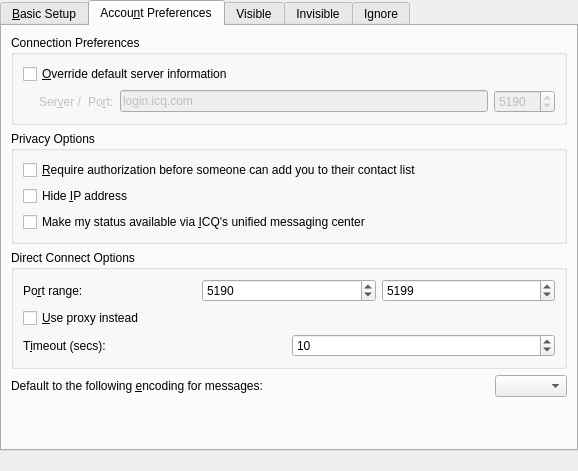
Old version of the form protocols/oscar/icq/ui/icqeditaccountui.ui in the repository KDE/kopete.
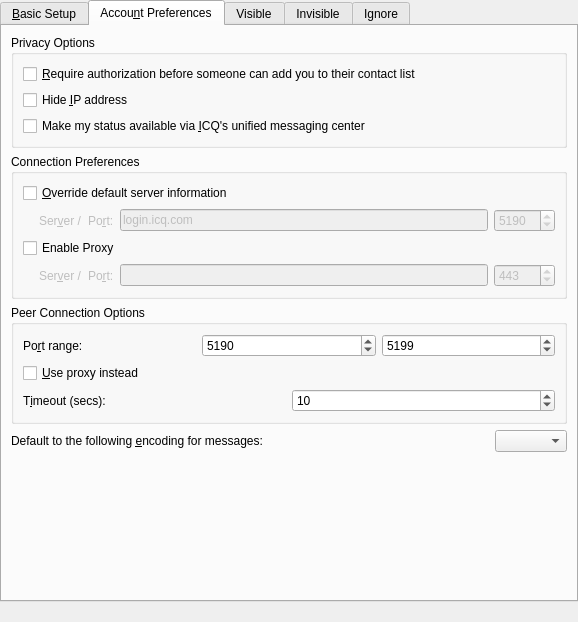
New version of the form. The open tabs and pages were chosen to show the change. Custom widgets are drawn as their Qt base class.

Commit message:
add UI for proxy parameters configuration to ICQ account preferences dialog.
it will be more obvious to users as to where to configure proxy settings for ICQ.
and it is done the way WLM protocol plugin does.

future plans include:
-proxy requiring authentication
-SOCKS5
-system-wide proxy/account-wide proxy selection

Patch:
```diff
--- a/protocols/oscar/icq/ui/icqeditaccountui.ui
+++ b/protocols/oscar/icq/ui/icqeditaccountui.ui
@@ -1,12 +1,12 @@
 <ui version="4.0" >
  <class>ICQEditAccountUI</class>
- <widget class="QWidget" name="ICQEditAccountUI" >
-  <property name="geometry" >
+ <widget class="QWidget" name="ICQEditAccountUI">
+  <property name="geometry">
    <rect>
     <x>0</x>
     <y>0</y>
     <width>578</width>
-    <height>471</height>
+    <height>622</height>
    </rect>
   </property>
   <property name="windowTitle" >
@@ -16,16 +16,7 @@
    <property name="spacing" >
     <number>6</number>
    </property>
-   <property name="leftMargin" >
-    <number>0</number>
-   </property>
-   <property name="topMargin" >
-    <number>0</number>
-   </property>
-   <property name="rightMargin" >
-    <number>0</number>
-   </property>
-   <property name="bottomMargin" >
+   <property name="margin">
     <number>0</number>
    </property>
    <item>
@@ -277,181 +268,21 @@
        <property name="leftMargin" >
         <number>9</number>
        </property>
-       <property name="topMargin" >
-        <number>9</number>
-       </property>
-       <property name="rightMargin" >
-        <number>9</number>
-       </property>
-       <property name="bottomMargin" >
-        <number>9</number>
-       </property>
        <item>
-        <widget class="QGroupBox" name="groupBox_3" >
-         <property name="title" >
-          <string>Connection Preferences</string>
-         </property>
-         <layout class="QVBoxLayout" >
-          <property name="spacing" >
-           <number>6</number>
-          </property>
-          <property name="leftMargin" >
-           <number>9</number>
-          </property>
-          <property name="topMargin" >
-           <number>9</number>
-          </property>
-          <property name="rightMargin" >
-           <number>9</number>
-          </property>
-          <property name="bottomMargin" >
-           <number>9</number>
-          </property>
-          <item>
-           <widget class="QCheckBox" name="optionOverrideServer" >
-            <property name="text" >
-             <string>&amp;Override default server information</string>
-            </property>
-           </widget>
-          </item>
-          <item>
-           <layout class="QHBoxLayout" >
-            <property name="spacing" >
-             <number>6</number>
-            </property>
-            <property name="leftMargin" >
-             <number>0</number>
-            </property>
-            <property name="topMargin" >
-             <number>0</number>
-            </property>
-            <property name="rightMargin" >
-             <number>0</number>
-            </property>
-            <property name="bottomMargin" >
-             <number>0</number>
-            </property>
-            <item>
-             <spacer>
-              <property name="orientation" >
-               <enum>Qt::Horizontal</enum>
-              </property>
-              <property name="sizeType" >
-               <enum>QSizePolicy::Fixed</enum>
-              </property>
-              <property name="sizeHint" >
-               <size>
-                <width>16</width>
-                <height>20</height>
-               </size>
-              </property>
-             </spacer>
-            </item>
-            <item>
-             <widget class="QLabel" name="lblServer" >
-              <property name="enabled" >
-               <bool>false</bool>
-              </property>
-              <property name="toolTip" >
-               <string>The IP address or hostmask of the ICQ server you wish to connect to.</string>
-              </property>
-              <property name="whatsThis" >
-               <string>The IP address or hostmask of the ICQ server you wish to connect to.  Normally you will want the default (login.icq.com).</string>
-              </property>
-              <property name="text" >
-               <string>Ser&amp;ver /</string>
-              </property>
-              <property name="buddy" >
-               <cstring>edtServerAddress</cstring>
-              </property>
-             </widget>
-            </item>
-            <item>
-             <widget class="QLabel" name="lblServerPort" >
-              <property name="enabled" >
-               <bool>false</bool>
-              </property>
-              <property name="toolTip" >
-               <string>The port on the ICQ server that you would like to connect to.</string>
-              </property>
-              <property name="whatsThis" >
-               <string>The port on the ICQ server that you would like to connect to.  Normally this is 5190.</string>
-              </property>
-              <property name="text" >
-               <string>Po&amp;rt:</string>
-              </property>
-              <property name="buddy" >
-               <cstring>edtServerPort</cstring>
-              </property>
-             </widget>
-            </item>
-            <item>
-             <widget class="QLineEdit" name="edtServerAddress" >
-              <property name="enabled" >
-               <bool>false</bool>
-              </property>
-              <property name="toolTip" >
-               <string>The IP address or hostmask of the ICQ server you wish to connect to.</string>
-              </property>
-              <property name="whatsThis" >
-               <string>The IP address or hostmask of the ICQ server you wish to connect to.  Normally you will want the default (login.icq.com).</string>
-              </property>
-              <property name="text" >
-               <string>login.icq.com</string>
-              </property>
-             </widget>
-            </item>
-            <item>
-             <widget class="QSpinBox" name="edtServerPort" >
-              <property name="enabled" >
-               <bool>false</bool>
-              </property>
-              <property name="toolTip" >
-               <string>The port on the ICQ server that you would like to connect to.</string>
-              </property>
-              <property name="whatsThis" >
-               <string>The port on the ICQ server that you would like to connect to.  Normally this is 5190.</string>
-              </property>
-              <property name="minimum" >
-               <number>1</number>
-              </property>
-              <property name="maximum" >
-               <number>65534</number>
-              </property>
-              <property name="value" >
-               <number>5190</number>
-              </property>
-             </widget>
-            </item>
-           </layout>
-          </item>
-         </layout>
-        </widget>
-       </item>
-       <item>
-        <widget class="QGroupBox" name="groupBox_4" >
-         <property name="title" >
+        <widget class="QGroupBox" name="groupBox_4">
+         <property name="title">
           <string>Privacy Options</string>
          </property>
-         <layout class="QVBoxLayout" >
-          <property name="spacing" >
+         <layout class="QVBoxLayout">
+          <property name="spacing">
            <number>6</number>
           </property>
-          <property name="leftMargin" >
-           <number>9</number>
-          </property>
-          <property name="topMargin" >
-           <number>9</number>
-          </property>
-          <property name="rightMargin" >
-           <number>9</number>
-          </property>
-          <property name="bottomMargin" >
+          <property name="margin">
            <number>9</number>
           </property>
           <item>
-           <widget class="QCheckBox" name="chkRequireAuth" >
-            <property name="toolTip" >
+           <widget class="QCheckBox" name="chkRequireAuth">
+            <property name="toolTip">
              <string>Enable the authorization requirement, which will not allow users to add you to their contact list without authorization from you.</string>
             </property>
             <property name="whatsThis" >
@@ -463,8 +294,8 @@
            </widget>
           </item>
           <item>
-           <widget class="QCheckBox" name="chkHideIP" >
-            <property name="toolTip" >
+           <widget class="QCheckBox" name="chkHideIP">
+            <property name="toolTip">
              <string>Check this to hide your IP address from people when they view your user info</string>
             </property>
             <property name="whatsThis" >
@@ -476,8 +307,8 @@
            </widget>
           </item>
           <item>
-           <widget class="QCheckBox" name="chkWebAware" >
-            <property name="toolTip" >
+           <widget class="QCheckBox" name="chkWebAware">
+            <property name="toolTip">
              <string>Check this box to enable Web Aware functionality.</string>
             </property>
             <property name="whatsThis" >
@@ -495,41 +326,256 @@
         </widget>
        </item>
        <item>
-        <widget class="QGroupBox" name="groupBox_4" >
-         <property name="title" >
-          <string>Direct Connect Options</string>
+        <widget class="QGroupBox" name="groupBox_3">
+         <property name="title">
+          <string>Connection Preferences</string>
          </property>
-         <layout class="QVBoxLayout" >
-          <property name="spacing" >
+         <layout class="QVBoxLayout">
+          <property name="spacing">
            <number>6</number>
           </property>
-          <property name="leftMargin" >
+          <property name="margin">
            <number>9</number>
           </property>
-          <property name="topMargin" >
-           <number>9</number>
-          </property>
-          <property name="rightMargin" >
-           <number>9</number>
-          </property>
-          <property name="bottomMargin" >
-           <number>9</number>
-          </property>
           <item>
-           <layout class="QHBoxLayout" >
-            <property name="spacing" >
+           <widget class="QCheckBox" name="optionOverrideServer">
+            <property name="text">
+             <string>&amp;Override default server information</string>
+            </property>
+           </widget>
+          </item>
+          <item>
+           <layout class="QHBoxLayout">
+            <property name="spacing">
              <number>6</number>
             </property>
-            <property name="leftMargin" >
+            <property name="margin">
              <number>0</number>
             </property>
-            <property name="topMargin" >
-             <number>0</number>
+            <item>
+             <spacer>
+              <property name="orientation">
+               <enum>Qt::Horizontal</enum>
+              </property>
+              <property name="sizeType">
+               <enum>QSizePolicy::Fixed</enum>
+              </property>
+              <property name="sizeHint" stdset="0">
+               <size>
+                <width>16</width>
+                <height>20</height>
+               </size>
+              </property>
+             </spacer>
+            </item>
+            <item>
+             <widget class="QLabel" name="lblServer">
+              <property name="enabled">
+               <bool>false</bool>
+              </property>
+              <property name="toolTip">
+               <string>The IP address or hostmask of the ICQ server you wish to connect to.</string>
+              </property>
+              <property name="whatsThis">
+               <string>The IP address or hostmask of the ICQ server you wish to connect to.  Normally you will want the default (login.icq.com).</string>
+              </property>
+              <property name="text">
+               <string>Ser&amp;ver /</string>
+              </property>
+              <property name="buddy">
+               <cstring>edtServerAddress</cstring>
+              </property>
+             </widget>
+            </item>
+            <item>
+             <widget class="QLabel" name="lblServerPort">
+              <property name="enabled">
+               <bool>false</bool>
+              </property>
+              <property name="toolTip">
+               <string>The port on the ICQ server that you would like to connect to.</string>
+              </property>
+              <property name="whatsThis">
+               <string>The port on the ICQ server that you would like to connect to.  Normally this is 5190.</string>
+              </property>
+              <property name="text">
+               <string>Po&amp;rt:</string>
+              </property>
+              <property name="buddy">
+               <cstring>edtServerPort</cstring>
+              </property>
+             </widget>
+            </item>
+            <item>
+             <widget class="QLineEdit" name="edtServerAddress">
+              <property name="enabled">
+               <bool>false</bool>
+              </property>
+              <property name="toolTip">
+               <string>The IP address or hostmask of the ICQ server you wish to connect to.</string>
+              </property>
+              <property name="whatsThis">
+               <string>The IP address or hostmask of the ICQ server you wish to connect to.  Normally you will want the default (login.icq.com).</string>
+              </property>
+              <property name="text">
+               <string>login.icq.com</string>
+              </property>
+             </widget>
+            </item>
+            <item>
+             <widget class="QSpinBox" name="edtServerPort">
+              <property name="enabled">
+               <bool>false</bool>
+              </property>
+              <property name="toolTip">
+               <string>The port on the ICQ server that you would like to connect to.</string>
+              </property>
+              <property name="whatsThis">
+               <string>The port on the ICQ server that you would like to connect to.  Normally this is 5190.</string>
+              </property>
+              <property name="minimum">
+               <number>1</number>
+              </property>
+              <property name="maximum">
+               <number>65534</number>
+              </property>
+              <property name="value">
+               <number>5190</number>
+              </property>
+             </widget>
+            </item>
+           </layout>
+          </item>
+          <item>
+           <widget class="QCheckBox" name="optionEnableProxy">
+            <property name="text">
+             <string>Enable Proxy</string>
             </property>
-            <property name="rightMargin" >
+           </widget>
+          </item>
+          <item>
+           <layout class="QHBoxLayout" name="horizontalLayout">
+            <property name="spacing">
+             <number>6</number>
+            </property>
+            <property name="margin">
              <number>0</number>
             </property>
-            <property name="bottomMargin" >
+            <item>
+             <spacer>
+              <property name="orientation">
+               <enum>Qt::Horizontal</enum>
+              </property>
+              <property name="sizeType">
+               <enum>QSizePolicy::Fixed</enum>
+              </property>
+              <property name="sizeHint" stdset="0">
+               <size>
+                <width>16</width>
+                <height>20</height>
+               </size>
+              </property>
+             </spacer>
+            </item>
+            <item>
+             <widget class="QLabel" name="lblProxyServer">
+              <property name="enabled">
+               <bool>false</bool>
+              </property>
+              <property name="toolTip">
+               <string>The IP address or hostmask of the proxy server you wish to use for connecting to an ICQ server.</string>
+              </property>
+              <property name="whatsThis">
+               <string>The IP address or hostmask of the proxy server you wish to use for connecting to an ICQ server. The proxy server must support a CONNECT command and allow connections to the ICQ server port (normally 5190).</string>
+              </property>
+              <property name="text">
+               <string>Ser&amp;ver /</string>
+              </property>
+              <property name="buddy">
+               <cstring>edtProxyServerAddress</cstring>
+              </property>
+             </widget>
+            </item>
+            <item>
+             <widget class="QLabel" name="lblProxyServerPort">
+              <property name="enabled">
+               <bool>false</bool>
+              </property>
+              <property name="toolTip">
+               <string>The port that the proxy server listens to.</string>
+              </property>
+              <property name="whatsThis">
+               <string>The port that the proxy server listens to. Normally this will be 3128 or 8080.</string>
+              </property>
+              <property name="text">
+               <string>Po&amp;rt:</string>
+              </property>
+              <property name="buddy">
+               <cstring>edtProxyServerPort</cstring>
+              </property>
+             </widget>
+            </item>
+            <item>
+             <widget class="QLineEdit" name="edtProxyServerAddress">
+              <property name="enabled">
+               <bool>false</bool>
+              </property>
+              <property name="toolTip">
+               <string>The IP address or hostmask of the proxy server you wish to use for connecting to an ICQ server.</string>
+              </property>
+              <property name="whatsThis">
+               <string>The IP address or hostmask of the proxy server you wish to use for connecting to an ICQ server. The proxy server must support a CONNECT command and allow connections to the ICQ server port (normally 5190).</string>
+              </property>
+              <property name="text">
+               <string/>
+              </property>
+             </widget>
+            </item>
+            <item>
+             <widget class="QSpinBox" name="edtProxyServerPort">
+              <property name="enabled">
+               <bool>false</bool>
+              </property>
+              <property name="toolTip">
+               <string>The port that the proxy server listens to.</string>
+              </property>
+              <property name="whatsThis">
+               <string>The port that the proxy server listens to. Normally this will be 3128, 8080, or 443 (https).</string>
+              </property>
+              <property name="minimum">
+               <number>1</number>
+              </property>
+              <property name="maximum">
+               <number>65534</number>
+              </property>
+              <property name="value">
+               <number>443</number>
+              </property>
+             </widget>
+            </item>
+           </layout>
+          </item>
+         </layout>
+        </widget>
+       </item>
+       <item>
+        <widget class="QGroupBox" name="groupBox_4">
+         <property name="title">
+          <string>Peer Connection Options</string>
+         </property>
+         <layout class="QVBoxLayout">
+          <property name="spacing">
+           <number>6</number>
+          </property>
+          <property name="margin">
+           <number>9</number>
+          </property>
+          <item>
+           <layout class="QHBoxLayout">
+            <property name="spacing">
+             <number>6</number>
+            </property>
+            <property name="margin">
              <number>0</number>
             </property>
             <item>
@@ -606,16 +652,7 @@
             <property name="spacing" >
              <number>6</number>
             </property>
-            <property name="leftMargin" >
-             <number>0</number>
-            </property>
-            <property name="topMargin" >
-             <number>0</number>
-            </property>
-            <property name="rightMargin" >
-             <number>0</number>
-            </property>
-            <property name="bottomMargin" >
+            <property name="margin">
              <number>0</number>
             </property>
             <item>
@@ -663,16 +700,7 @@
          <property name="spacing" >
           <number>6</number>
          </property>
-         <property name="leftMargin" >
-          <number>0</number>
-         </property>
-         <property name="topMargin" >
-          <number>0</number>
-         </property>
-         <property name="rightMargin" >
-          <number>0</number>
-         </property>
-         <property name="bottomMargin" >
+         <property name="margin">
           <number>0</number>
          </property>
          <item>
@@ -690,10 +718,10 @@
          </item>
          <item>
           <spacer>
-           <property name="orientation" >
+           <property name="orientation">
             <enum>Qt::Horizontal</enum>
            </property>
-           <property name="sizeHint" >
+           <property name="sizeHint" stdset="0">
             <size>
              <width>10</width>
              <height>20</height>
@@ -712,13 +740,13 @@
        </item>
        <item>
         <spacer>
-         <property name="orientation" >
+         <property name="orientation">
           <enum>Qt::Vertical</enum>
          </property>
-         <property name="sizeType" >
+         <property name="sizeType">
           <enum>QSizePolicy::Expanding</enum>
          </property>
-         <property name="sizeHint" >
+         <property name="sizeHint" stdset="0">
           <size>
            <width>20</width>
            <height>0</height>
```
Left out of the diff: 558 changed lines with no effect on the pictures. The commit also changes 3 other files.
